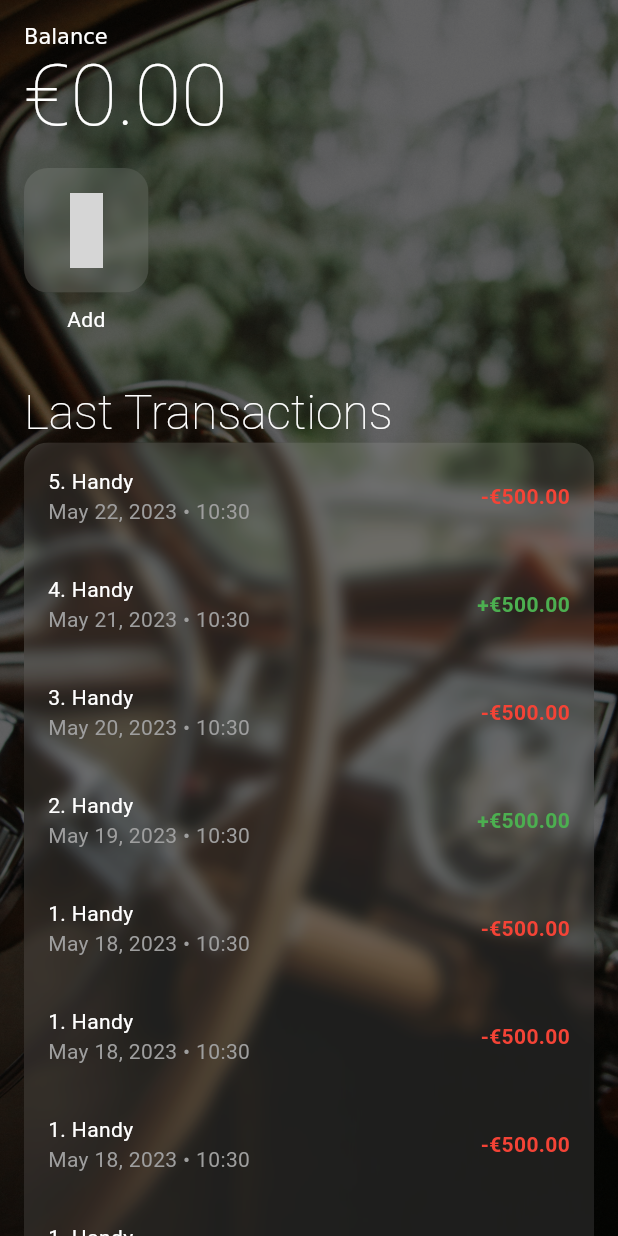
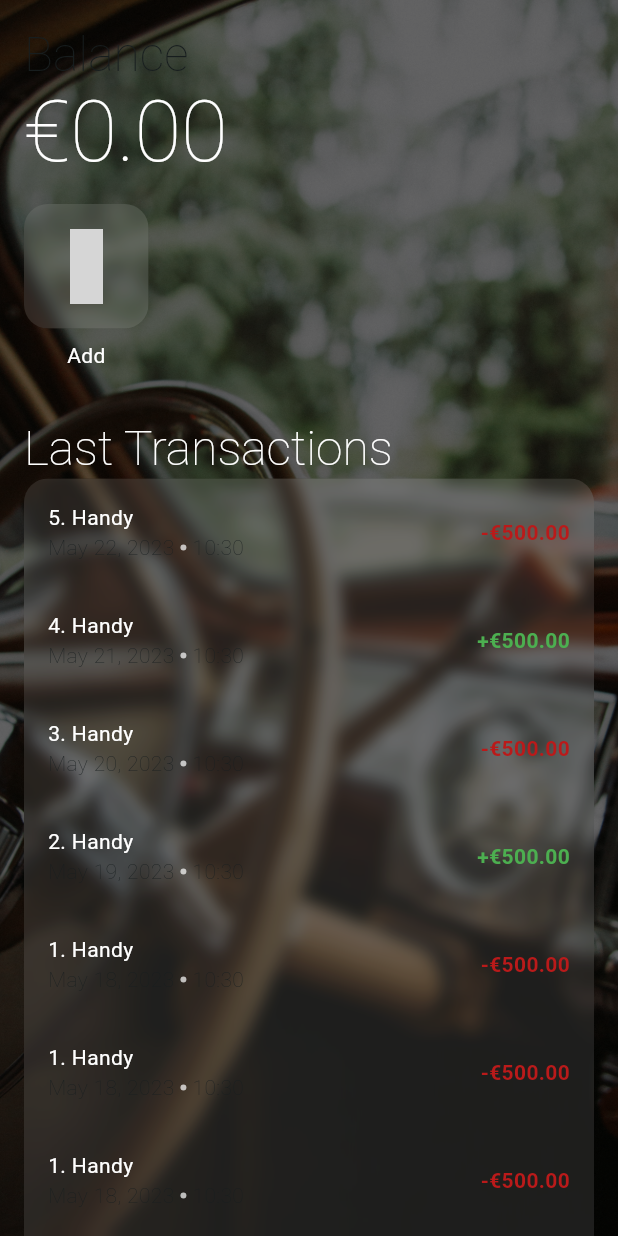
Before and after one commit to nTerior/CoinLog, a Flutter app: the screen it shows after launch, on a phone screen of 412 x 824 dp. Run offline on Flutter 3.47's test engine with Material 2 defaults, Android fonts, the phone set to English and light mode, and no system bars; our stand-ins replace flutter_form_builder, form_builder_validators, material_symbols_icons, wakelock; missing offline and left inert: non_uniform_border; grey boxes are pictures that could not be loaded.

Commit message:
Slight design improvement

```diff
--- a/lib/finance/transaction.dart
+++ b/lib/finance/transaction.dart
@@ -1,16 +1,12 @@
-import 'dart:ui';
-
 import 'package:coin_log/finance/finance.dart';
 import 'package:coin_log/layout.dart';
 import 'package:flutter/material.dart';
 import 'package:intl/intl.dart';
 
 extension DateUtils on DateTime {
-  String get formatted {
-    return DateFormat.yMMMd(Intl.systemLocale)
-        .addPattern(DateFormat.HOUR24_MINUTE, " • ")
-        .format(this);
-  }
+  String get formatDate => DateFormat.yMMMd(Intl.systemLocale).format(this);
+
+  String get formatTime => DateFormat.Hm(Intl.systemLocale).format(this);
 }
 
 class Transaction extends StatelessWidget {
@@ -40,16 +36,41 @@ class Transaction extends StatelessWidget {
                 title,
                 style: const TextStyle(color: Colors.white),
               ),
-              Text(
-                dateTime.formatted,
-                style: TextStyle(color: Colors.grey[500]),
+              Row(
+                children: [
+                  Text(
+                    dateTime.formatDate,
+                    style: const TextStyle(
+                      fontWeight: FontWeight.w100,
+                    ),
+                  ),
+                  Padding(
+                    padding: (Layout.padding / 4).hPad,
+                    child: Container(
+                      decoration: BoxDecoration(
+                        shape: BoxShape.circle,
+                        color: Colors.white.withOpacity(0.7),
+                      ),
+                      width: 4,
+                      height: 4,
+                    ),
+                  ),
+                  Text(
+                    dateTime.formatTime,
+                    style: const TextStyle(
+                      fontWeight: FontWeight.w100,
+                    ),
+                  ),
+                ],
               )
             ],
           ),
           Text(
             "${amount >= 0 ? "+" : ""}${amount.asCurrency("€")}",
             style: TextStyle(
-              color: amount < 0 ? Colors.red : Colors.green,
+              color: amount < 0
+                  ? Theme.of(context).colorScheme.error
+                  : Colors.green,
               fontWeight: FontWeight.bold,
             ),
           ),
--- a/lib/widgets/balance_info.dart
+++ b/lib/widgets/balance_info.dart
@@ -12,11 +12,16 @@ class BalanceInfo extends StatelessWidget {
     return RichText(
       text: TextSpan(
         text: "Balance\n",
+        style: Theme.of(context).textTheme.headlineLarge!.copyWith(
+              fontWeight: FontWeight.w100,
+            ),
         children: [
           TextSpan(
             text: finance.balance.asCurrency("€"),
             style: Theme.of(context).textTheme.displayLarge?.copyWith(
-                  color: Colors.white,
+                  color: finance.balance >= 0
+                      ? Colors.white
+                      : Theme.of(context).colorScheme.error,
                   fontWeight: FontWeight.w100,
                 ),
           ),
--- a/lib/widgets/grid_buttons.dart
+++ b/lib/widgets/grid_buttons.dart
@@ -32,7 +32,9 @@ class GridButton extends StatelessWidget {
           const SizedBox(height: Layout.padding / 2),
           Text(
             text,
-            style: const TextStyle(color: Colors.white),
+            style: const TextStyle(
+              color: Colors.white,
+            ),
           ),
         ],
       ),
```
